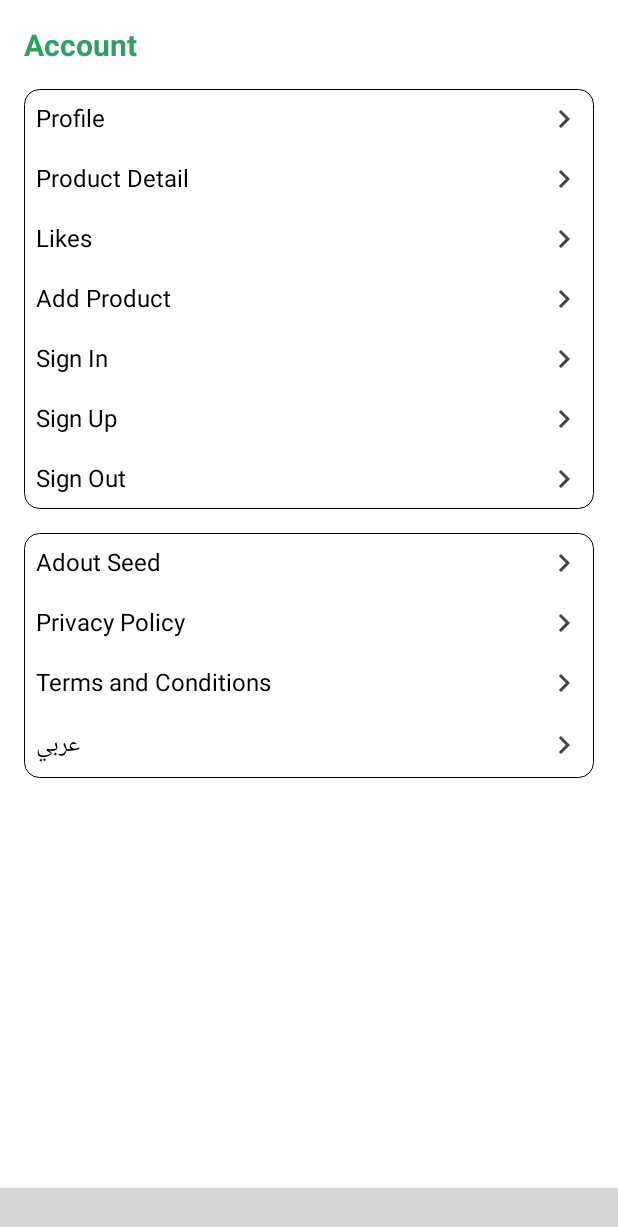
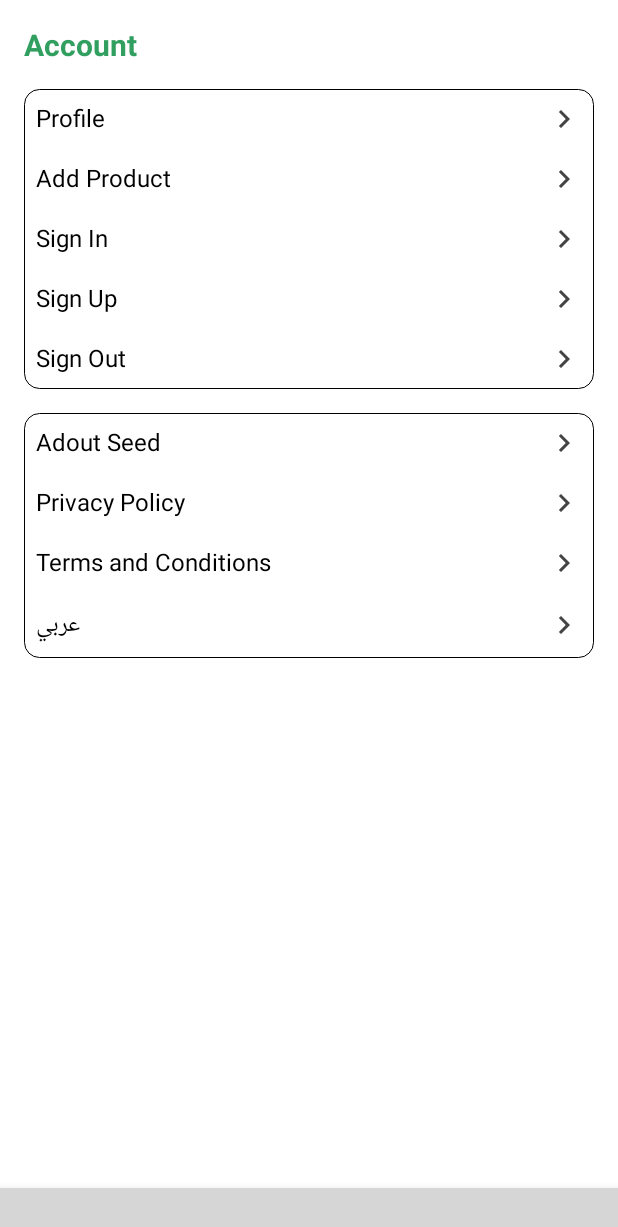
Before and after one commit to osama3646/Seeds, an Android app: the fragment Account placed in its activity, on a phone screen of 412 x 824 dp. Shown: the top 1227 px of the screen. Run offline under Robolectric (Android 15) with nearby library versions, the phone set to English and light mode, and no system bars; our stand-ins replace Firebase (no records; nobody signed in at launch, a user with empty details on screens opened directly); libraries missing offline, so code that uses them is left out: com.denzcoskun.imageslider, com.ismaeldivita.chipnavigation; plain views replace ChipNavigationBar; 4 statements that could not run were skipped; grey boxes are pictures that could not be loaded.

Commit message:
General changes

```diff
--- a/app/src/main/java/com/aos/seed/Ui/Account.java
+++ b/app/src/main/java/com/aos/seed/Ui/Account.java
@@ -35,12 +35,7 @@ public class Account extends Fragment {
         LanguagecText = binding.Language.getText().toString().trim();
 
 
-        binding.productDetail1.setOnClickListener(new View.OnClickListener() {
-            @Override
-            public void onClick(View view) {
-                getFragmentManager().beginTransaction().replace(R.id.frameLayout, new ProductDetail()).commit();
-            }
-        });
+
         binding.addProduct.setOnClickListener(new View.OnClickListener() {
             @Override
             public void onClick(View view) {
--- a/app/src/main/res/layout/fragment_account.xml
+++ b/app/src/main/res/layout/fragment_account.xml
@@ -41,25 +41,6 @@
                 android:layout_margin="8dp"
                 android:drawableEnd="@drawable/ic_next"
                 android:text="@string/Profile"
-                android:textColor="#000000"
-                android:textSize="16dp" />
-
-            <TextView
-                android:id="@+id/productDetail1"
-                android:layout_width="match_parent"
-                android:layout_height="wrap_content"
-                android:layout_margin="8dp"
-                android:drawableEnd="@drawable/ic_next"
-                android:text="@string/productDetail"
-                android:textColor="#000000"
-                android:textSize="16dp" />
-
-            <TextView
-                android:layout_width="match_parent"
-                android:layout_height="wrap_content"
-                android:layout_margin="8dp"
-                android:drawableEnd="@drawable/ic_next"
-                android:text="@string/likes"
                 android:textColor="#000000"
                 android:textSize="16dp" />
 
--- a/app/src/main/res/layout/fragment_add_product.xml
+++ b/app/src/main/res/layout/fragment_add_product.xml
@@ -18,6 +18,7 @@
             android:orientation="vertical">
 
             <TextView
+                android:id="@+id/back"
                 android:layout_width="wrap_content"
                 android:layout_height="wrap_content"
                 android:layout_marginStart="16dp"
--- a/app/src/main/res/layout/fragment_profile.xml
+++ b/app/src/main/res/layout/fragment_profile.xml
@@ -8,6 +8,7 @@
     tools:context=".Ui.Profile" >
 
     <TextView
+        android:id="@+id/back"
         android:layout_width="wrap_content"
         android:layout_height="wrap_content"
         android:layout_marginStart="16dp"
--- a/app/src/main/res/layout/fragment_store.xml
+++ b/app/src/main/res/layout/fragment_store.xml
@@ -21,7 +21,7 @@
 
             <SearchView
                 android:id="@+id/simpleSearchView"
-                android:layout_width="280dp"
+                android:layout_width="273dp"
                 android:layout_height="35dp"
                 android:background="@drawable/border_green"
                 android:iconifiedByDefault="false"
```
Also changed, not shown: app/src/main/java/com/aos/seed/Ui/AddProduct.java (+11 -1 lines), app/src/main/java/com/aos/seed/Ui/Profile.java (+7 -0 lines).
